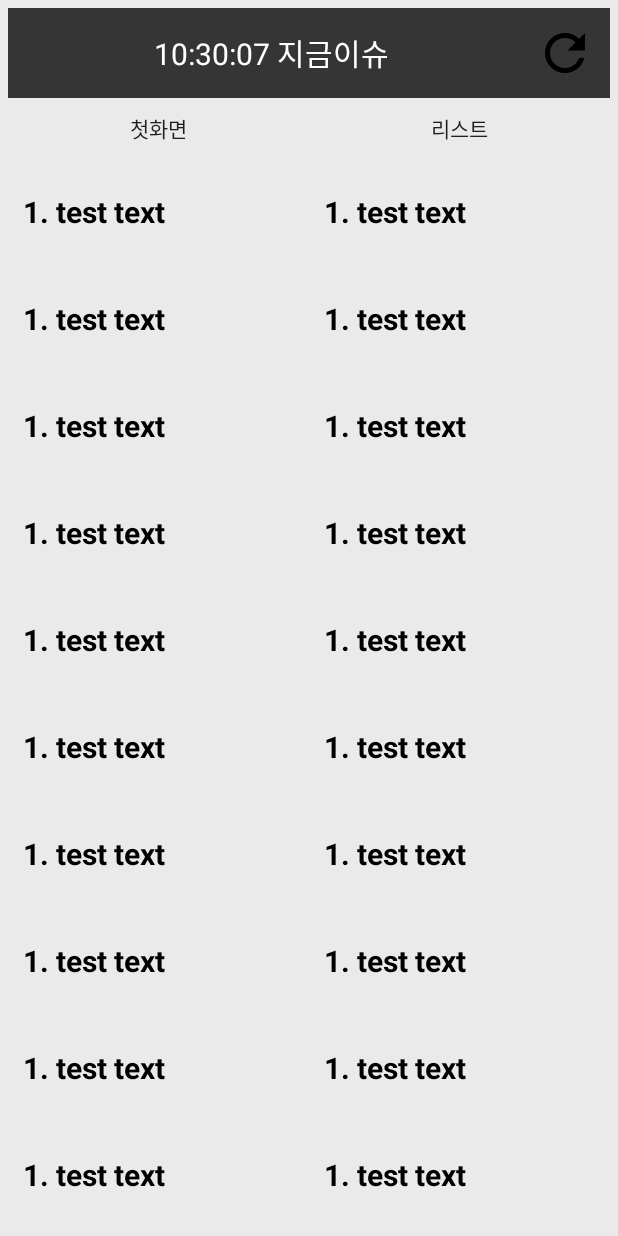
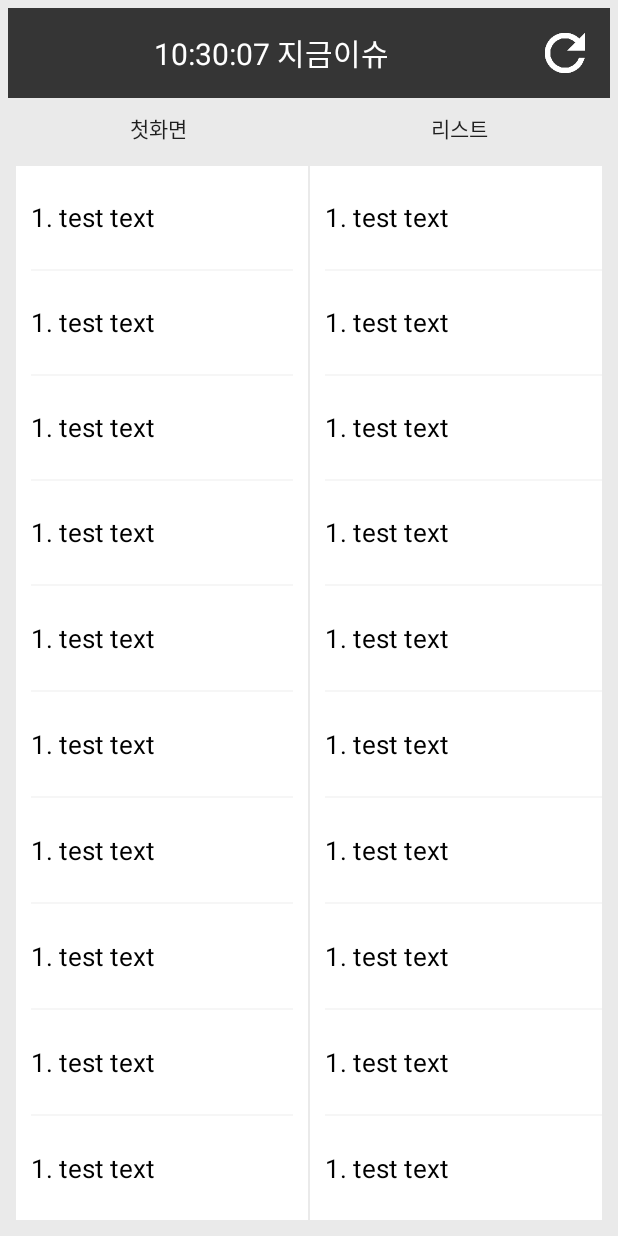
Before and after one commit to appaaaa/RealTimeSearchWord3, an Android app: the screen it shows after launch (MainActivity), after a tap on "리스트", on a phone screen of 412 x 824 dp. Run offline under Robolectric (Android 15) with nearby library versions, the phone set to English and light mode, and no system bars; pictures from the network do not load; 21 statements that could not run were skipped; 2 other taps on this screen came first.

Commit message:
merge notebook file

```diff
--- a/app/src/main/res/layout/activity_main.xml
+++ b/app/src/main/res/layout/activity_main.xml
@@ -31,7 +31,7 @@
             android:layout_height="match_parent" />
         <Button
             android:id="@+id/button_refresh"
-            android:background="@drawable/refresh"
+            android:background="@drawable/refresh_white"
             android:layout_gravity="center"
             android:gravity="center"
             android:layout_marginRight="10dp"
@@ -75,116 +75,161 @@
             android:layout_width="match_parent"
             android:layout_height="match_parent"
             android:orientation="horizontal"
+            android:background="#FFFFFF"
+            android:layout_margin="5dp"
             android:visibility="gone">
             <LinearLayout
                 android:layout_width="1dp"
                 android:layout_height="match_parent"
                 android:layout_weight="1"
+                android:background="#FFFFFF"
                 android:paddingLeft="10dp"
+                android:paddingRight="10dp"
                 android:orientation="vertical">
                 <TextView
                     android:id="@+id/textview_listall_text1"
                     android:layout_width="match_parent"
                     android:layout_height="1dp"
                     android:text="1. test text"
-                    android:textSize="20dp"
-                    android:textStyle="bold"
+                    android:textSize="17dp"
                     android:textColor="#000000"
+                    android:background="#00000000"
                     android:gravity="center_vertical"
                     android:layout_weight="1"/>
+                <View
+                    android:layout_width="match_parent"
+                    android:layout_height="1dp"
+                    android:background="#F6F6F6"
+                    />
                 <TextView
                     android:id="@+id/textview_listall_text2"
                     android:layout_width="match_parent"
                     android:layout_height="1dp"
                     android:text="1. test text"
-                    android:textSize="20dp"
-                    android:textStyle="bold"
+                    android:textSize="17dp"
                     android:textColor="#000000"
                     android:gravity="center_vertical"
                     android:layout_weight="1"/>
+                <View
+                    android:layout_width="match_parent"
+                    android:layout_height="1dp"
+                    android:background="#F6F6F6"
+                    />
                 <TextView
                     android:id="@+id/textview_listall_text3"
                     android:layout_width="match_parent"
                     android:layout_height="1dp"
                     android:text="1. test text"
-                    android:textSize="20dp"
-                    android:textStyle="bold"
+                    android:textSize="17dp"
                     android:textColor="#000000"
                     android:gravity="center_vertical"
                     android:layout_weight="1"/>
+                <View
+                    android:layout_width="match_parent"
+                    android:layout_height="1dp"
+                    android:background="#F6F6F6"
+                    />
                 <TextView
                     android:id="@+id/textview_listall_text4"
                     android:layout_width="match_parent"
                     android:layout_height="1dp"
                     android:text="1. test text"
-                    android:textSize="20dp"
-                    android:textStyle="bold"
+                    android:textSize="17dp"
                     android:textColor="#000000"
                     android:gravity="center_vertical"
                     android:layout_weight="1"/>
+                <View
+                    android:layout_width="match_parent"
+                    android:layout_height="1dp"
+                    android:background="#F6F6F6"
+                    />
                 <TextView
                     android:id="@+id/textview_listall_text5"
                     android:layout_width="match_parent"
                     android:layout_height="1dp"
                     android:text="1. test text"
-                    android:textSize="20dp"
-                    android:textStyle="bold"
+                    android:textSize="17dp"
                     android:textColor="#000000"
                     android:gravity="center_vertical"
                     android:layout_weight="1"/>
+                <View
+                    android:layout_width="match_parent"
+                    android:layout_height="1dp"
+                    android:background="#F6F6F6"
+                    />
                 <TextView
                     android:id="@+id/textview_listall_text6"
                     android:layout_width="match_parent"
                     android:layout_height="1dp"
                     android:text="1. test text"
-                    android:textSize="20dp"
-                    android:textStyle="bold"
+                    android:textSize="17dp"
                     android:textColor="#000000"
                     android:gravity="center_vertical"
                     android:layout_weight="1"/>
+                <View
+                    android:layout_width="match_parent"
+                    android:layout_height="1dp"
+                    android:background="#F6F6F6"
+                    />
                 <TextView
                     android:id="@+id/textview_listall_text7"
                     android:layout_width="match_parent"
                     android:layout_height="1dp"
                     android:text="1. test text"
-                    android:textSize="20dp"
-                    android:textStyle="bold"
+                    android:textSize="17dp"
                     android:textColor="#000000"
                     android:gravity="center_vertical"
                     android:layout_weight="1"/>
+                <View
+                    android:layout_width="match_parent"
+                    android:layout_height="1dp"
+                    android:background="#F6F6F6"
+                    />
                 <TextView
                     android:id="@+id/textview_listall_text8"
                     android:layout_width="match_parent"
                     android:layout_height="1dp"
                     android:text="1. test text"
-                    android:textSize="20dp"
-                    android:textStyle="bold"
+                    android:textSize="17dp"
                     android:textColor="#000000"
                     android:gravity="center_vertical"
                     android:layout_weight="1"/>
+                <View
+                    android:layout_width="match_parent"
+                    android:layout_height="1dp"
+                    android:background="#F6F6F6"
+                    />
                 <TextView
                     android:id="@+id/textview_listall_text9"
                     android:layout_width="match_parent"
                     android:layout_height="1dp"
                     android:text="1. test text"
-                    android:textSize="20dp"
-                    android:textStyle="bold"
+                    android:textSize="17dp"
                     android:textColor="#000000"
                     android:gravity="center_vertical"
                     android:layout_weight="1"/>
+                <View
+                    android:layout_width="match_parent"
+                    android:layout_height="1dp"
+                    android:background="#F6F6F6"
+                    />
                 <TextView
                     android:id="@+id/textview_listall_text10"
                     android:layout_width="match_parent"
                     android:layout_height="1dp"
                     android:text="1. test text"
-                    android:textSize="20dp"
-                    android:textStyle="bold"
+                    android:textSize="17dp"
                     android:textColor="#000000"
                     android:gravity="center_vertical"
                     android:layout_weight="1"/>
 
 
             </LinearLayout>
+            <View
+                android:layout_width="1dp"
+                android:layout_height="match_parent"
+                android:background="#EAEAEA"
+                />
             <LinearLayout
                 android:layout_width="1dp"
                 android:layout_height="match_parent"
@@ -196,98 +241,133 @@
                     android:layout_width="match_parent"
                     android:layout_height="1dp"
                     android:text="1. test text"
-                    android:textSize="20dp"
-                    android:textStyle="bold"
+                    android:textSize="17dp"
                     android:textColor="#000000"
                     android:gravity="center_vertical"
                     android:layout_weight="1"/>
+                <View
+                    android:layout_width="match_parent"
+                    android:layout_height="1dp"
+                    android:background="#F6F6F6"
+                    />
                 <TextView
                     android:id="@+id/textview_listall_text12"
                     android:layout_width="match_parent"
                     android:layout_height="1dp"
                     android:text="1. test text"
-                    android:textSize="20dp"
-                    android:textStyle="bold"
+                    android:textSize="17dp"
                     android:textColor="#000000"
                     android:gravity="center_vertical"
                     android:layout_weight="1"/>
+                <View
+                    android:layout_width="match_parent"
+                    android:layout_height="1dp"
+                    android:background="#F6F6F6"
+                    />
                 <TextView
                     android:id="@+id/textview_listall_text13"
                     android:layout_width="match_parent"
                     android:layout_height="1dp"
                     android:text="1. test text"
-                    android:textSize="20dp"
-                    android:textStyle="bold"
+                    android:textSize="17dp"
                     android:textColor="#000000"
                     android:gravity="center_vertical"
                     android:layout_weight="1"/>
+                <View
+                    android:layout_width="match_parent"
+                    android:layout_height="1dp"
+                    android:background="#F6F6F6"
+                    />
                 <TextView
                     android:id="@+id/textview_listall_text14"
                     android:layout_width="match_parent"
                     android:layout_height="1dp"
                     android:text="1. test text"
-                    android:textSize="20dp"
-                    android:textStyle="bold"
+                    android:textSize="17dp"
                     android:textColor="#000000"
                     android:gravity="center_vertical"
                     android:layout_weight="1"/>
+                <View
+                    android:layout_width="match_parent"
+                    android:layout_height="1dp"
+                    android:background="#F6F6F6"
+                    />
                 <TextView
                     android:id="@+id/textview_listall_text15"
                     android:layout_width="match_parent"
                     android:layout_height="1dp"
                     android:text="1. test text"
-                    android:textSize="20dp"
-                    android:textStyle="bold"
+                    android:textSize="17dp"
                     android:textColor="#000000"
                     android:gravity="center_vertical"
                     android:layout_weight="1"/>
+                <View
+                    android:layout_width="match_parent"
+                    android:layout_height="1dp"
+                    android:background="#F6F6F6"
+                    />
                 <TextView
                     android:id="@+id/textview_listall_text16"
                     android:layout_width="match_parent"
                     android:layout_height="1dp"
                     android:text="1. test text"
-                    android:textSize="20dp"
-                    android:textStyle="bold"
+                    android:textSize="17dp"
                     android:textColor="#000000"
                     android:gravity="center_vertical"
                     android:layout_weight="1"/>
+                <View
+                    android:layout_width="match_parent"
+                    android:layout_height="1dp"
+                    android:background="#F6F6F6"
+                    />
                 <TextView
                     android:id="@+id/textview_listall_text17"
                     android:layout_width="match_parent"
                     android:layout_height="1dp"
                     android:text="1. test text"
-                    android:textSize="20dp"
-                    android:textStyle="bold"
+                    android:textSize="17dp"
                     android:textColor="#000000"
                     android:gravity="center_vertical"
                     android:layout_weight="1"/>
+                <View
+                    android:layout_width="match_parent"
+                    android:layout_height="1dp"
+                    android:background="#F6F6F6"
+                    />
                 <TextView
                     android:id="@+id/textview_listall_text18"
                     android:layout_width="match_parent"
                     android:layout_height="1dp"
                     android:text="1. test text"
-                    android:textSize="20dp"
-                    android:textStyle="bold"
+                    android:textSize="17dp"
                     android:textColor="#000000"
                     android:gravity="center_vertical"
                     android:layout_weight="1"/>
+                <View
+                    android:layout_width="match_parent"
+                    android:layout_height="1dp"
+                    android:background="#F6F6F6"
+                    />
                 <TextView
                     android:id="@+id/textview_listall_text19"
                     android:layout_width="match_parent"
                     android:layout_height="1dp"
                     android:text="1. test text"
-                    android:textSize="20dp"
-                    android:textStyle="bold"
+                    android:textSize="17dp"
                     android:textColor="#000000"
                     android:gravity="center_vertical"
                     android:layout_weight="1"/>
+                <View
+                    android:layout_width="match_parent"
+                    android:layout_height="1dp"
+                    android:background="#F6F6F6"
+                    />
                 <TextView
                     android:id="@+id/textview_listall_text20"
                     android:layout_width="match_parent"
                     android:layout_height="1dp"
                     android:text="1. test text"
-                    android:textSize="20dp"
-                    android:textStyle="bold"
+                    android:textSize="17dp"
                     android:textColor="#000000"
                     android:gravity="center_vertical"
                     android:layout_weight="1"/>
```
Also changed, not shown: app/src/main/java/com/secondtype/realtimesearchword3/FirebaseMessagingService.java (+47 -57 lines), app/src/main/res/layout/card_view.xml (+4 -4 lines), app/src/main/res/layout/reply_list_item.xml (+5 -5 lines), app/src/main/res/drawable/refresh_white.png (added).
